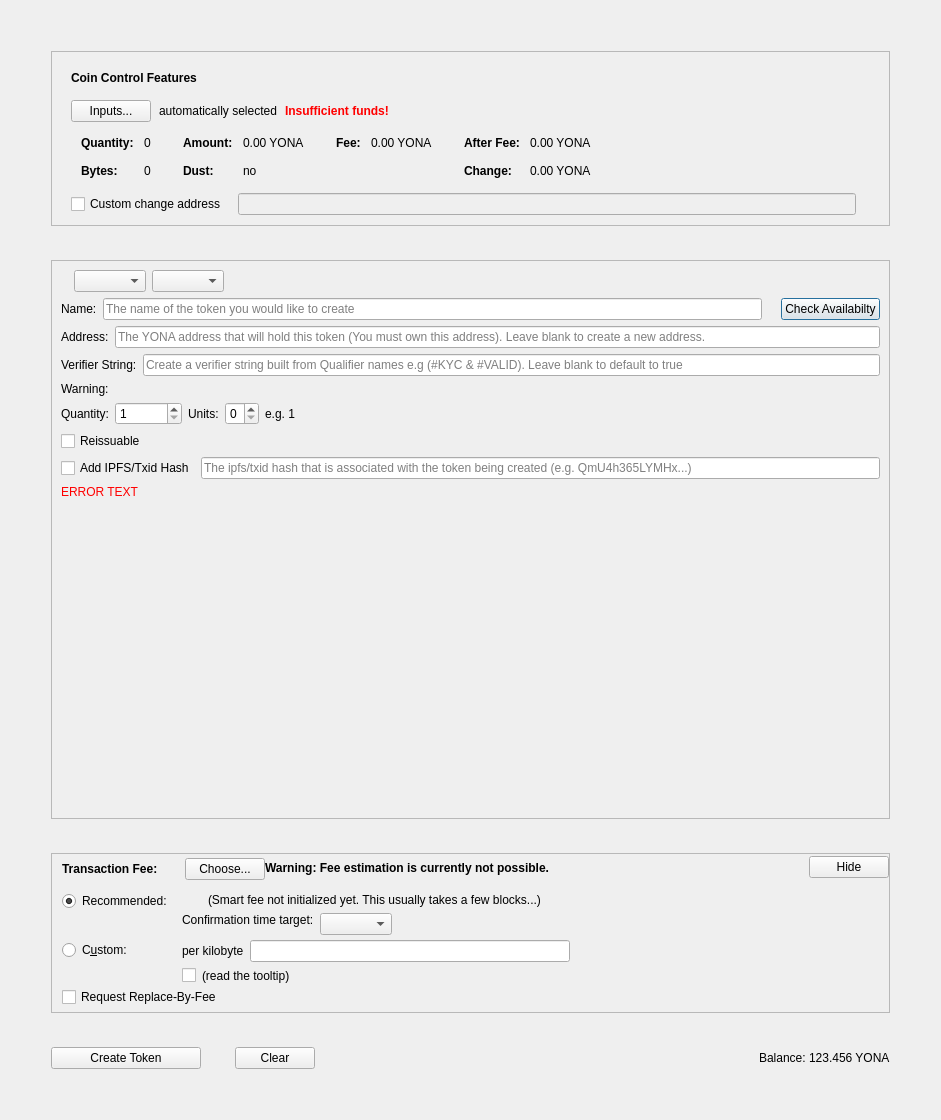
Before: the Qt Designer form src/qt/forms/createtokendialog.ui in PaladeumBlockchain/Paladeum, drawn with Qt 5.
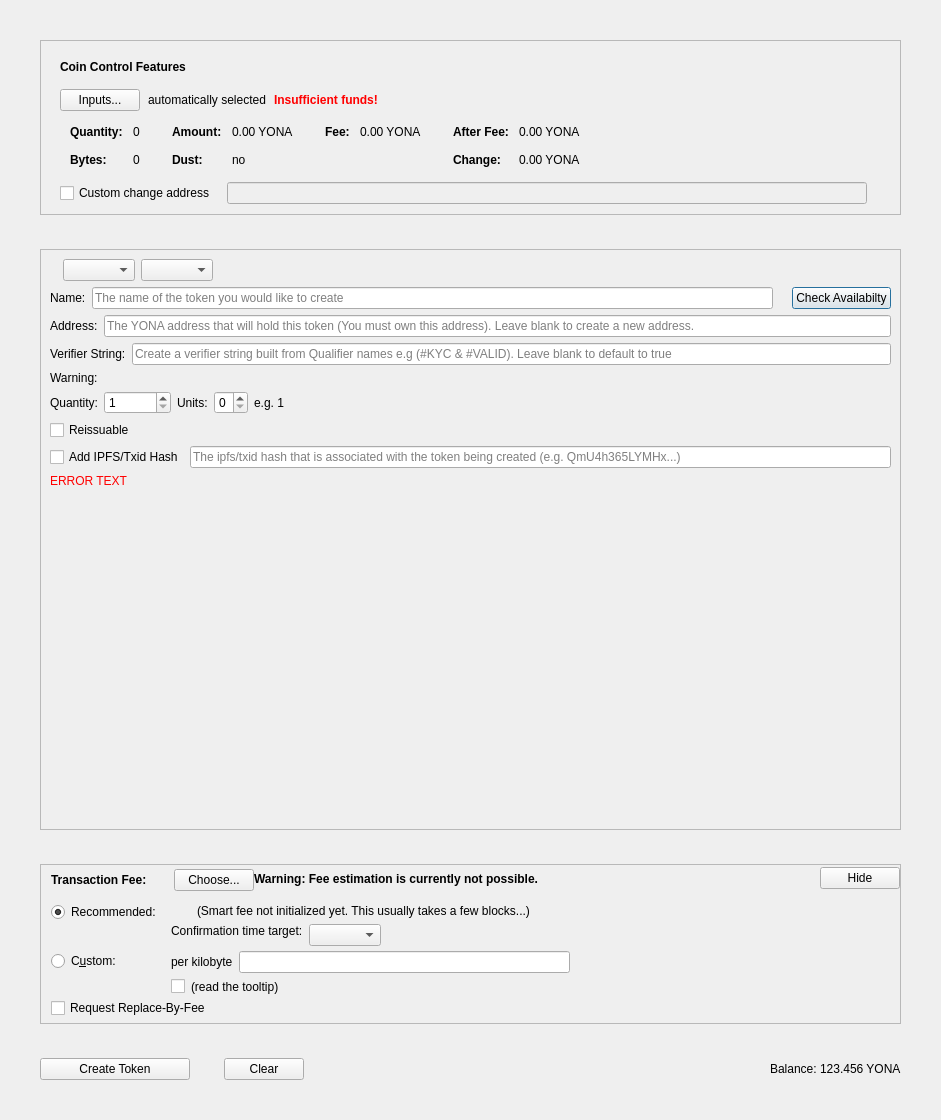
After: the same form once the commit is applied. Custom widgets are drawn as their Qt base class.

Diff of the .ui file:
```diff
--- a/src/qt/forms/createtokendialog.ui
+++ b/src/qt/forms/createtokendialog.ui
@@ -29,6 +29,18 @@
    <bool>false</bool>
   </property>
   <layout class="QVBoxLayout" name="verticalLayout">
+   <property name="leftMargin">
+    <number>0</number>
+   </property>
+   <property name="topMargin">
+    <number>0</number>
+   </property>
+   <property name="rightMargin">
+    <number>0</number>
+   </property>
+   <property name="bottomMargin">
+    <number>0</number>
+   </property>
    <item>
     <layout class="QVBoxLayout" name="verticalLayout_5">
      <property name="spacing">
```
